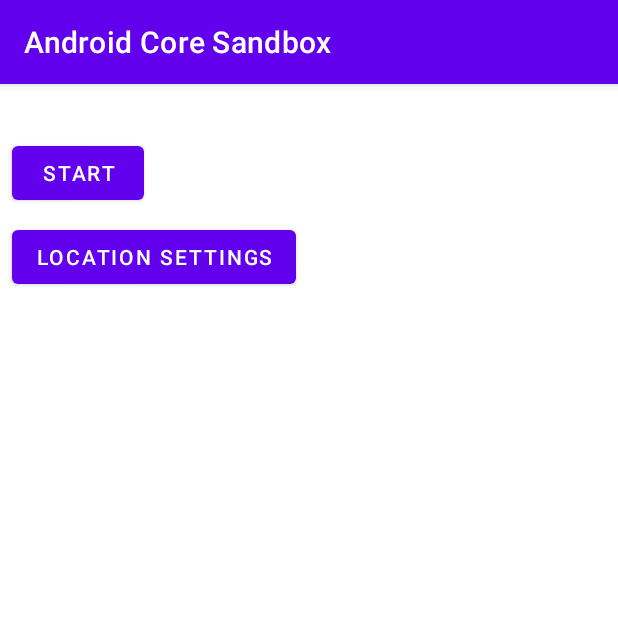
After one commit to ZharovVV/AndroidCoreSandbox, an Android app: the LocationExampleActivity screen opened directly, with no data from a screen before it, on a phone screen of 412 x 824 dp, the top half of it. The commit adds this screen. Run offline under Robolectric (Android 15) with nearby library versions, the phone set to English and light mode, and no system bars.

Commit message:
Request locations example.

```diff
--- a/app/build.gradle
+++ b/app/build.gradle
@@ -33,7 +33,7 @@ android {
     }
     buildFeatures {
         dataBinding = true
-//        viewBinding = true //Enabled View Binding
+        viewBinding = true //Enabled View Binding
     }
 }
 
--- a/app/src/main/java/com/github/zharovvv/android/core/sandbox/TrueMainActivity.kt
+++ b/app/src/main/java/com/github/zharovvv/android/core/sandbox/TrueMainActivity.kt
@@ -13,6 +13,7 @@ import com.github.zharovvv.android.core.sandbox.async.task.AsyncTaskExampleActiv
 import com.github.zharovvv.android.core.sandbox.call.system.app.CallSystemAppExampleActivity
 import com.github.zharovvv.android.core.sandbox.data.binding.DataBindingExampleActivity
 import com.github.zharovvv.android.core.sandbox.handler.HandlerExampleActivity
+import com.github.zharovvv.android.core.sandbox.location.LocationExampleActivity
 import com.github.zharovvv.android.core.sandbox.menu.MenuExampleActivity
 import com.github.zharovvv.android.core.sandbox.noncore.launcher.Launcher
 import com.github.zharovvv.android.core.sandbox.noncore.launcher.LaunchersListAdapter
@@ -175,7 +176,8 @@ class TrueMainActivity : LogLifecycleAppCompatActivity() {
             launcherFor<ViewModelRxJavaExampleActivity>(getString(R.string.start_activity_button_12)),
             launcherFor<ViewModelLiveDataExampleActivity>(getString(R.string.start_activity_button_13)),
             launcherFor<WorkManagerExampleActivity>(getString(R.string.start_activity_button_14)),
-            launcherFor<DataBindingExampleActivity>(getString(R.string.start_activity_button_15))
+            launcherFor<DataBindingExampleActivity>(getString(R.string.start_activity_button_15)),
+            launcherFor<LocationExampleActivity>(getString(R.string.start_activity_button_16))
         )
     }
 }
--- /dev/null
+++ b/app/src/main/res/layout/activity_location_example.xml
@@ -0,0 +1,50 @@
+<?xml version="1.0" encoding="utf-8"?>
+<androidx.constraintlayout.widget.ConstraintLayout xmlns:android="http://schemas.android.com/apk/res/android"
+    xmlns:app="http://schemas.android.com/apk/res-auto"
+    android:layout_width="match_parent"
+    android:layout_height="match_parent">
+
+    <TextView
+        android:id="@+id/text_view_latitude"
+        android:layout_width="wrap_content"
+        android:layout_height="wrap_content"
+        android:layout_margin="@dimen/main_margin"
+        app:layout_constraintStart_toStartOf="parent"
+        app:layout_constraintTop_toTopOf="parent" />
+
+    <TextView
+        android:id="@+id/text_view_longitude"
+        android:layout_width="wrap_content"
+        android:layout_height="wrap_content"
+        android:layout_margin="@dimen/main_margin"
+        app:layout_constraintStart_toEndOf="@id/text_view_latitude"
+        app:layout_constraintTop_toTopOf="parent" />
+
+    <Button
+        android:id="@+id/button_request_location"
+        android:layout_width="wrap_content"
+        android:layout_height="wrap_content"
+        android:layout_margin="@dimen/main_margin"
+        android:text="@string/start"
+        app:layout_constraintStart_toStartOf="parent"
+        app:layout_constraintTop_toBottomOf="@id/text_view_latitude" />
+
+    <Button
+        android:id="@+id/button_location_settings"
+        android:layout_width="wrap_content"
+        android:layout_height="wrap_content"
+        android:layout_margin="@dimen/main_margin"
+        android:text="@string/location_settings"
+        app:layout_constraintStart_toStartOf="parent"
+        app:layout_constraintTop_toBottomOf="@id/button_request_location" />
+
+    <TextView
+        android:id="@+id/text_view_info"
+        android:layout_width="wrap_content"
+        android:layout_height="wrap_content"
+        android:layout_margin="@dimen/main_margin"
+        app:layout_constraintStart_toStartOf="parent"
+        app:layout_constraintTop_toBottomOf="@id/button_location_settings" />
+
+
+</androidx.constraintlayout.widget.ConstraintLayout>
--- /dev/null
+++ b/app/src/main/res/menu/context_menu_choose_location_provider.xml
@@ -0,0 +1,11 @@
+<?xml version="1.0" encoding="utf-8"?>
+<menu xmlns:android="http://schemas.android.com/apk/res/android"
+    xmlns:app="http://schemas.android.com/apk/res-auto">
+    <item
+        android:id="@+id/context_menu_item_network_provider"
+        android:title="@string/network_provider"
+        app:showAsAction="always" />
+    <item
+        android:id="@+id/context_menu_item_gps_provider"
+        android:title="@string/gps_provider" />
+</menu>
--- a/app/src/main/res/values/strings.xml
+++ b/app/src/main/res/values/strings.xml
@@ -63,4 +63,10 @@
     <string name="start_periodic_work">start periodic work</string>
     <string name="cancel_periodic_work">cancel periodic work</string>
     <string name="start_activity_button_15">Data Binding</string>
+    <string name="start_activity_button_16">Location</string>
+    <string name="network_provider">NETWORK_PROVIDER</string>
+    <string name="gps_provider">GPS_PROVIDER</string>
+    <string name="start_gps">Start (GPS)</string>
+    <string name="start_network">Start (NETWORK)</string>
+    <string name="location_settings">location settings</string>
 </resources>
```
Also changed, not shown: app/src/main/AndroidManifest.xml (+9 -0 lines), app/src/main/java/com/github/zharovvv/android/core/sandbox/location/LocationExampleActivity.kt (added, +169 -0 lines).
